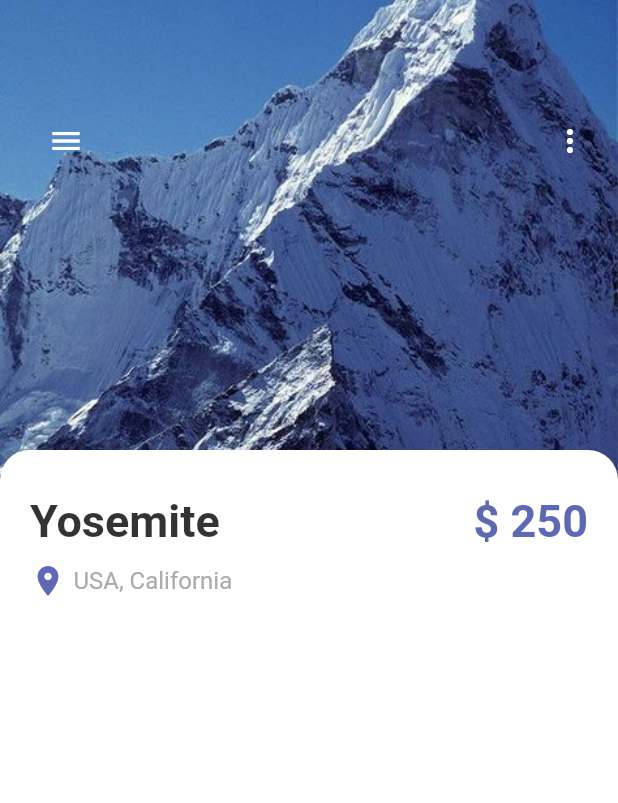
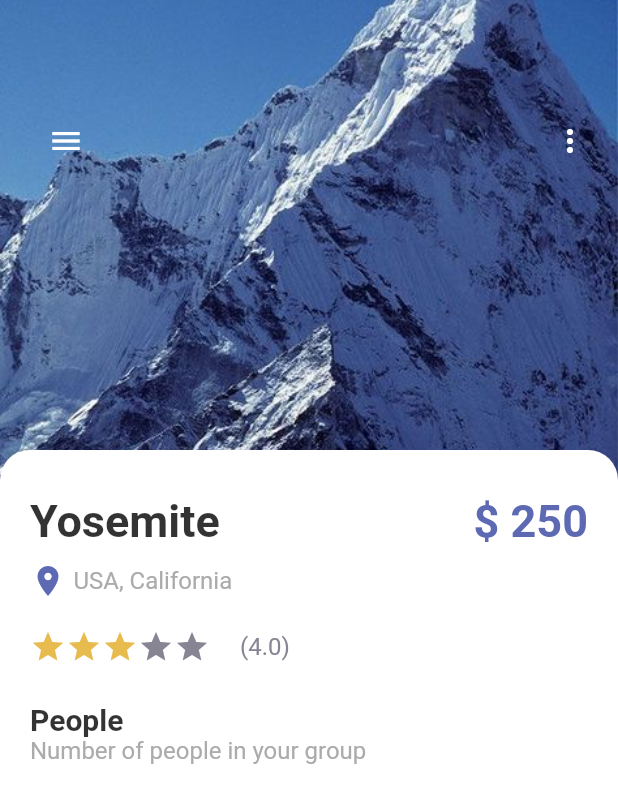
Before and after one commit to sxjal/More-Journeys, a Flutter app: the screen it shows after launch, on a phone screen of 412 x 824 dp. Shown: the top 803 px of the screen. Run offline on Flutter 3.47's test engine with Material 2 defaults, Android fonts, the phone set to English and light mode, and no system bars.

Commit message:
details page

```diff
--- a/lib/pages/detailpage.dart
+++ b/lib/pages/detailpage.dart
@@ -11,6 +11,7 @@ class DetailPage extends StatefulWidget {
 }
 
 class _DetailPageState extends State<DetailPage> {
+  int gottenStars = 3;
   @override
   Widget build(BuildContext context) {
     return Scaffold(
@@ -74,7 +75,9 @@ class _DetailPageState extends State<DetailPage> {
                   ),
                 ),
                 child: Column(
+                  crossAxisAlignment: CrossAxisAlignment.start,
                   children: [
+                    //title and price
                     Row(
                       mainAxisAlignment: MainAxisAlignment.spaceBetween,
                       children: [
@@ -89,6 +92,7 @@ class _DetailPageState extends State<DetailPage> {
                     const SizedBox(
                       height: 10,
                     ),
+                    //location and icon
                     Row(
                       children: [
                         Icon(
@@ -105,7 +109,43 @@ class _DetailPageState extends State<DetailPage> {
                       ],
                     ),
                     const SizedBox(
-                      width: 20,
+                      height: 20,
+                    ),
+                    //rating stars
+                    Row(
+                      children: [
+                        Wrap(
+                          children: List.generate(
+                            5,
+                            (index) => Icon(
+                              Icons.star,
+                              color: index < gottenStars
+                                  ? AppColors.starColor
+                                  : AppColors.textColor2,
+                            ),
+                          ),
+                        ),
+                        const SizedBox(
+                          width: 20,
+                        ),
+                        AppText(
+                          text: "(4.0)",
+                          color: AppColors.textColor2,
+                        )
+                      ],
+                    ),
+                    //Poople
+                    const SizedBox(
+                      height: 25,
+                    ),
+                    AppLargeText(
+                      text: "People",
+                      size: 20,
+                      color: Colors.black.withOpacity(0.8),
+                    ),
+                    AppText(
+                      text: "Number of people in your group",
+                      color: AppColors.mainTextColor,
                     ),
                   ],
                 ),
```
